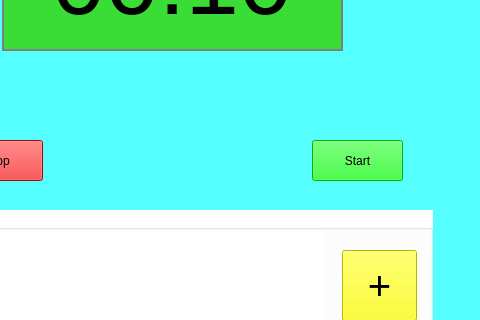
The window that widgets/Timer/timer.ui (miranda0129/Stick2It) describes before a commit, drawn with Qt 5; both pictures show x 138 to 618 and y 160 to 480 of the 618 by 595 pixel window.
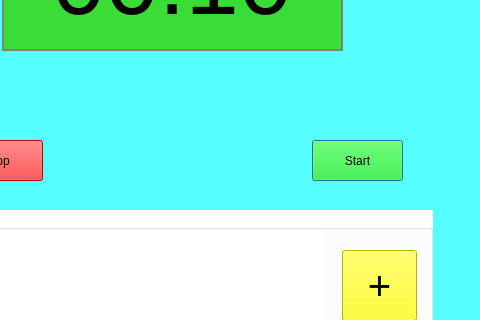
The same window after the commit.

Commit message: custom timer times

Patch:
```diff
--- a/widgets/Timer/timer.ui
+++ b/widgets/Timer/timer.ui
@@ -160,6 +160,12 @@
     <property name="text">
      <string>Start</string>
     </property>
+    <property name="autoDefault">
+     <bool>false</bool>
+    </property>
+    <property name="default">
+     <bool>true</bool>
+    </property>
    </widget>
    <widget class="QLabel" name="statusLabel">
     <property name="geometry">
```
The commit also changes 2 other files.
